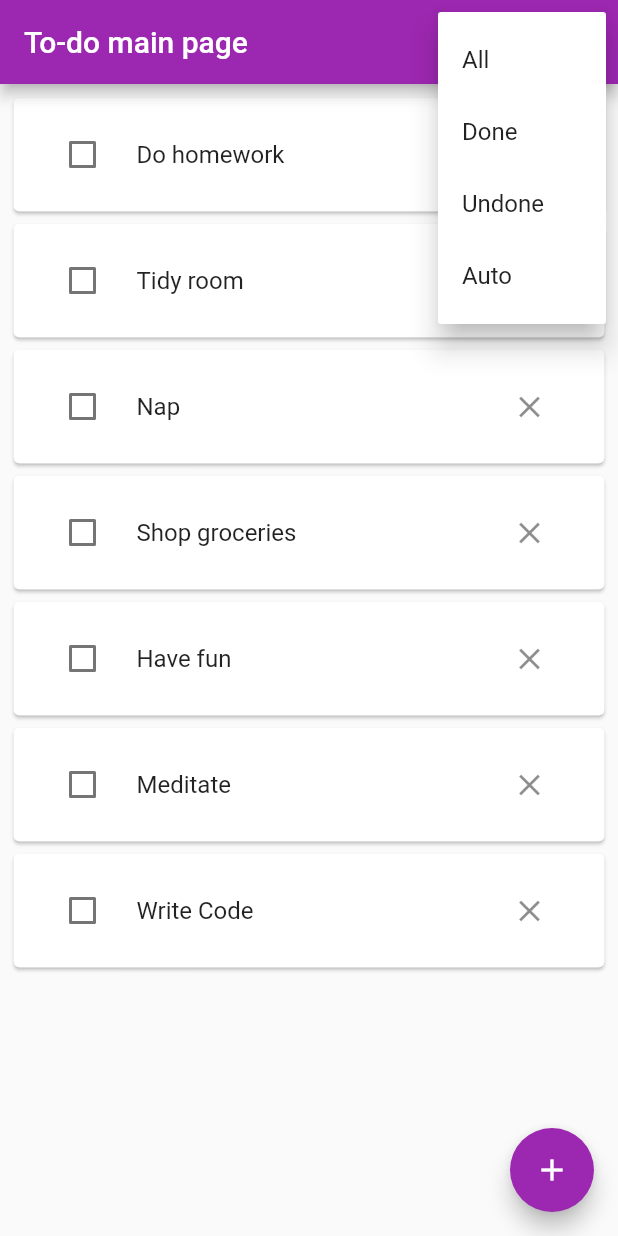
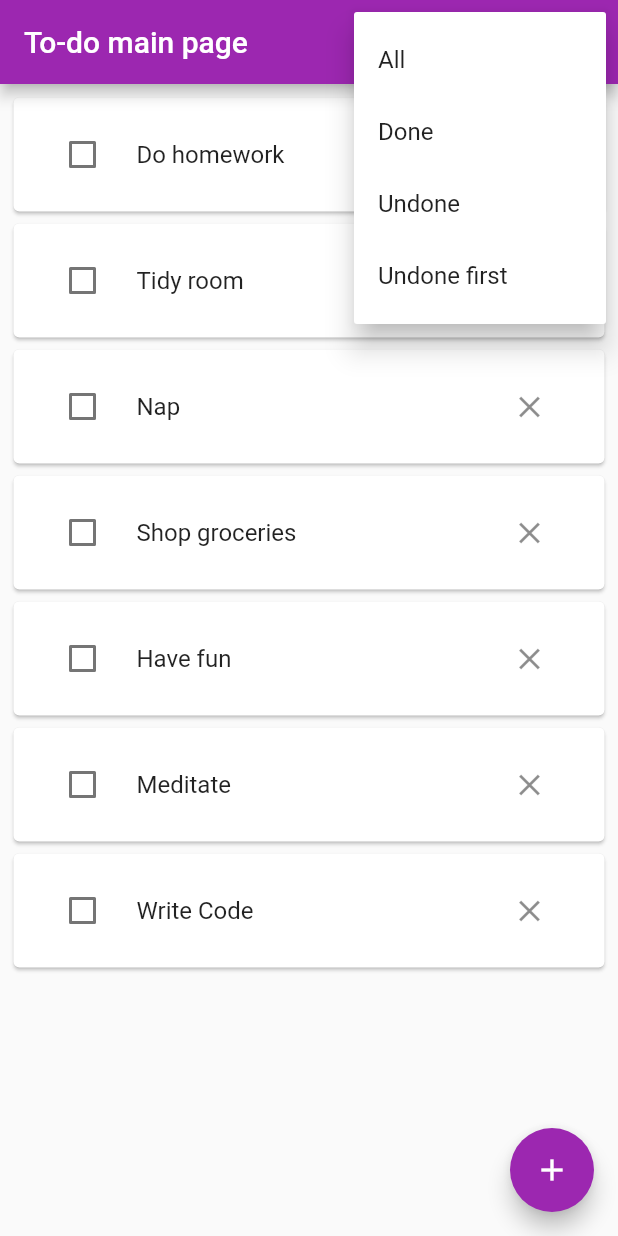
Before and after one commit to gu-tig169/gusalzmh, a Flutter app: the screen it shows after launch, after a tap on the "close" icon, after a tap on the "more vert" icon, on a phone screen of 412 x 824 dp. Run offline on Flutter 3.47's test engine with Material 2 defaults, Android fonts, the phone set to English and light mode, and no system bars.

Commit message:
NewTodoRoute: Added check for blank input. main: renamed 'Auto' in popup menu to 'Undone first'

```diff
--- a/lib/MenuItems.dart
+++ /dev/null
@@ -1 +0,0 @@
-enum MenuItems { all, done, undone, auto }
--- a/lib/NewTodoRoute.dart
+++ b/lib/NewTodoRoute.dart
@@ -39,7 +39,7 @@ class NewTodoRouteState extends State<NewTodoRoute> {
                 ElevatedButton(
                   onPressed: () {
                     setState(() {
-                      myController.text.isEmpty
+                      myController.text.trim().isEmpty
                           ? _showSnackBar(context)
                           : Navigator.pop(
                               context,
--- a/lib/main.dart
+++ b/lib/main.dart
@@ -80,7 +80,7 @@ class _MyHomePageState extends State<MyHomePage> {
                     ),
                     const PopupMenuItem(
                       value: 4,
-                      child: Text('Auto'),
+                      child: Text('Undone first'),
                     )
                   ])
         ],
```
